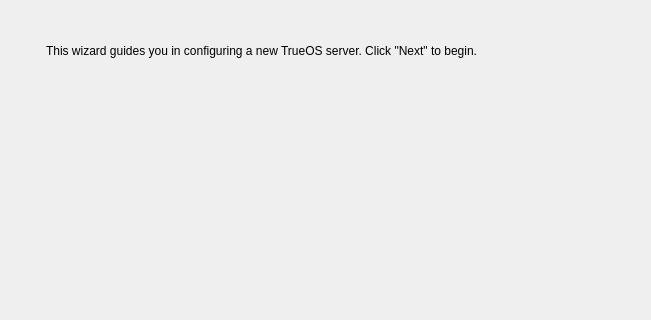
trueos/trueos-utils-qt5, file src-qt5/pc-installgui/wizardFreeBSD.ui: the form before one commit; both pictures show x 0 to 651 and y 0 to 320 of the 651 by 569 pixel window.
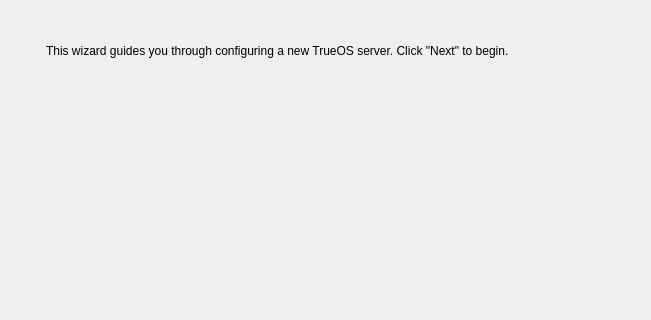
The form after the commit. Icons and pictures are not drawn.

Diff of the .ui file:
```diff
--- a/src-qt5/pc-installgui/wizardFreeBSD.ui
+++ b/src-qt5/pc-installgui/wizardFreeBSD.ui
@@ -92,7 +92,7 @@
        </sizepolicy>
       </property>
       <property name="text">
-       <string>This wizard guides you in configuring a new TrueOS server. Click &quot;Next&quot; to begin.</string>
+       <string>This wizard guides you through configuring a new TrueOS server. Click &quot;Next&quot; to begin.</string>
       </property>
       <property name="wordWrap">
        <bool>true</bool>
```
